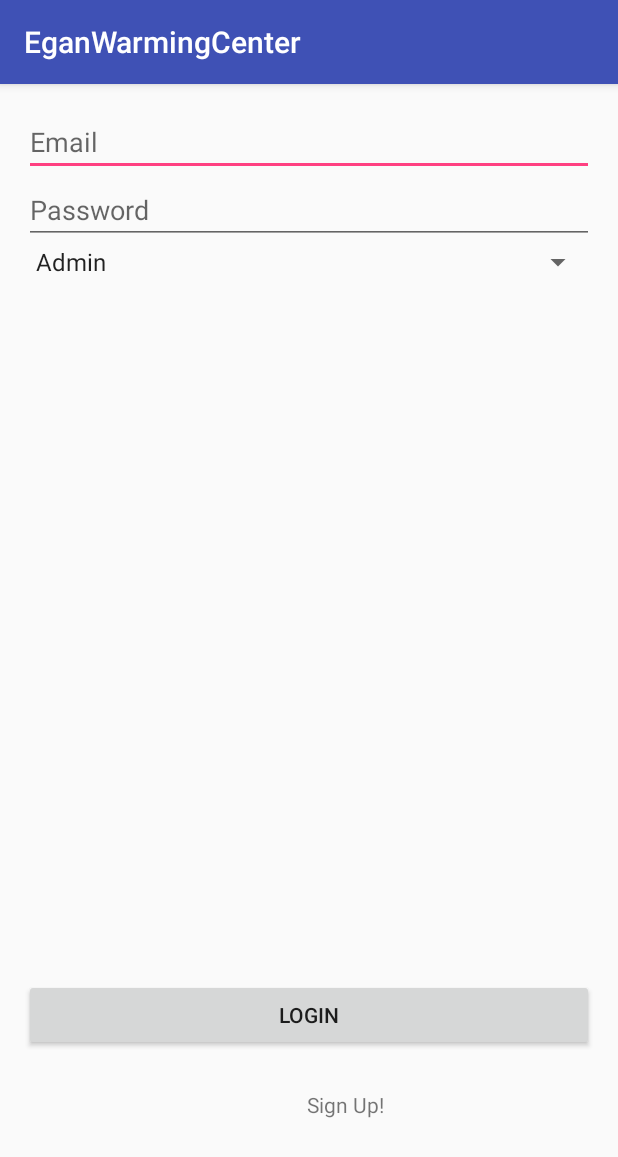
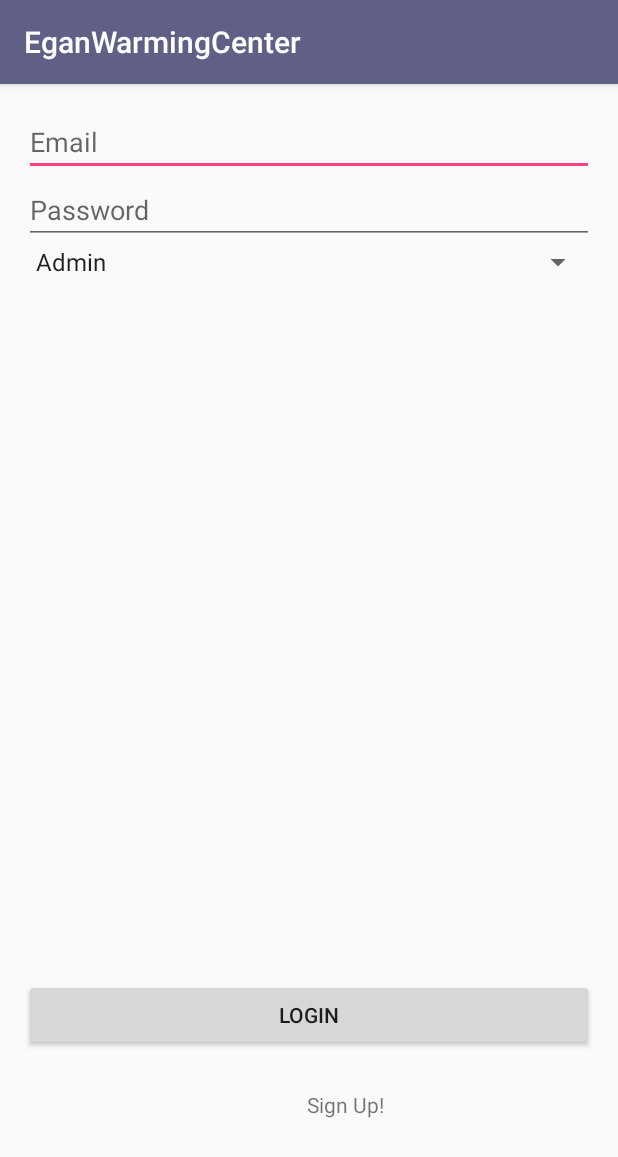
Before and after one commit to sgerendasy/EganWarmingCenter, an Android app: the screen it shows after launch (LogInActivity), on a phone screen of 412 x 824 dp. Shown: the top 1157 px of the screen. Run offline under Robolectric (Android 15) with nearby library versions, the phone set to English and light mode, and no system bars; our stand-ins replace Firebase (no records; nobody signed in at launch, a user with empty details on screens opened directly); libraries missing offline, so code that uses them is left out: com.firebase.ui, com.jjoe64.graphview.

Commit message:
Color design

```diff
--- a/app/src/main/res/layout/activity_site_page.xml
+++ b/app/src/main/res/layout/activity_site_page.xml
@@ -1,4 +1,5 @@
 <?xml version="1.0" encoding="utf-8"?>
+
 <android.support.constraint.ConstraintLayout xmlns:android="http://schemas.android.com/apk/res/android"
     xmlns:app="http://schemas.android.com/apk/res-auto"
     xmlns:tools="http://schemas.android.com/tools"
@@ -18,6 +19,7 @@
         app:layout_constraintEnd_toEndOf="parent"
         app:layout_constraintTop_toTopOf="parent"
         app:layout_constraintVertical_bias="0.199" />
+
 
     <EditText
         android:id="@+id/incrementNumField"
--- a/app/src/main/res/values/colors.xml
+++ b/app/src/main/res/values/colors.xml
@@ -1,6 +1,6 @@
 <?xml version="1.0" encoding="utf-8"?>
 <resources>
-    <color name="colorPrimary">#3F51B5</color>
-    <color name="colorPrimaryDark">#303F9F</color>
+    <color name="colorPrimary">#606086</color>
+    <color name="colorPrimaryDark">#000000</color>
     <color name="colorAccent">#FF4081</color>
 </resources>
```
Also changed, not shown: app/src/main/java/yilungao/gmail/com/eganwarmingcenter/mValueDependentColor.java (+5 -5 lines).
